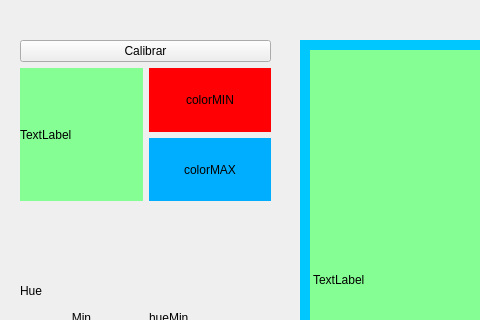
The window that ui/MainUI.ui (Kolark/Proyecto1VisionArtificial) describes before a commit, drawn with Qt 5; both pictures show x 0 to 480 and y 0 to 320 of the 987 by 806 pixel window.
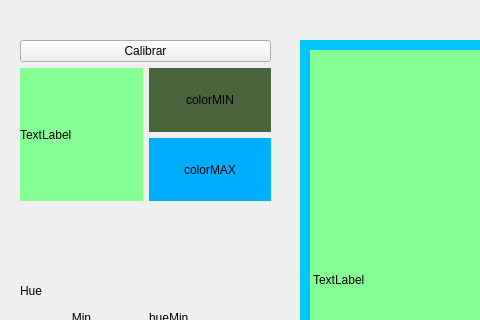
The same window after the commit.

Diff of the .ui file:
```diff
--- a/ui/MainUI.ui
+++ b/ui/MainUI.ui
@@ -53,7 +53,7 @@
          <item>
           <widget class="QLabel" name="labelcolormin">
            <property name="styleSheet">
-            <string notr="true">background-color: rgb(255, 0, 4);</string>
+            <string notr="true">background-color: hsv(100, 100, 100);</string>
            </property>
            <property name="text">
             <string>colorMIN</string>
```
